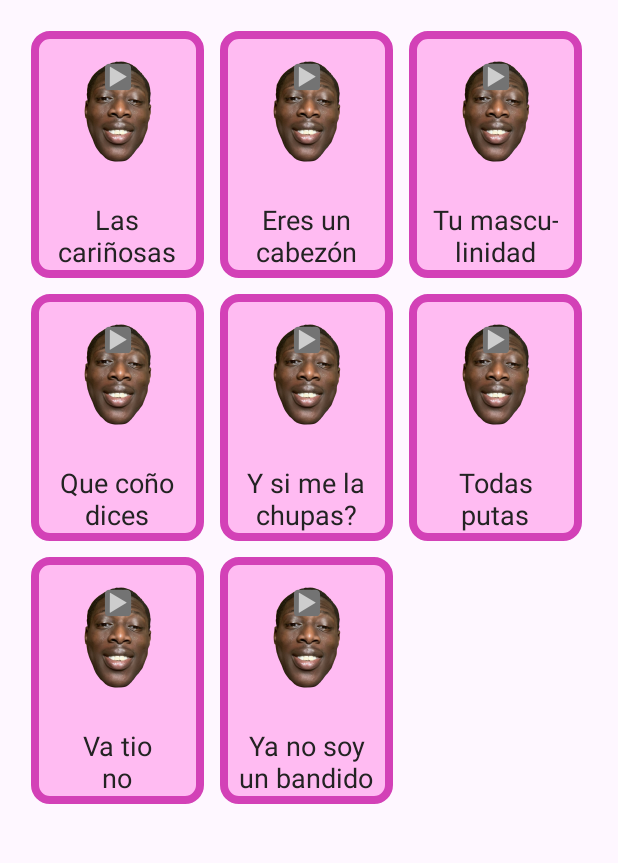
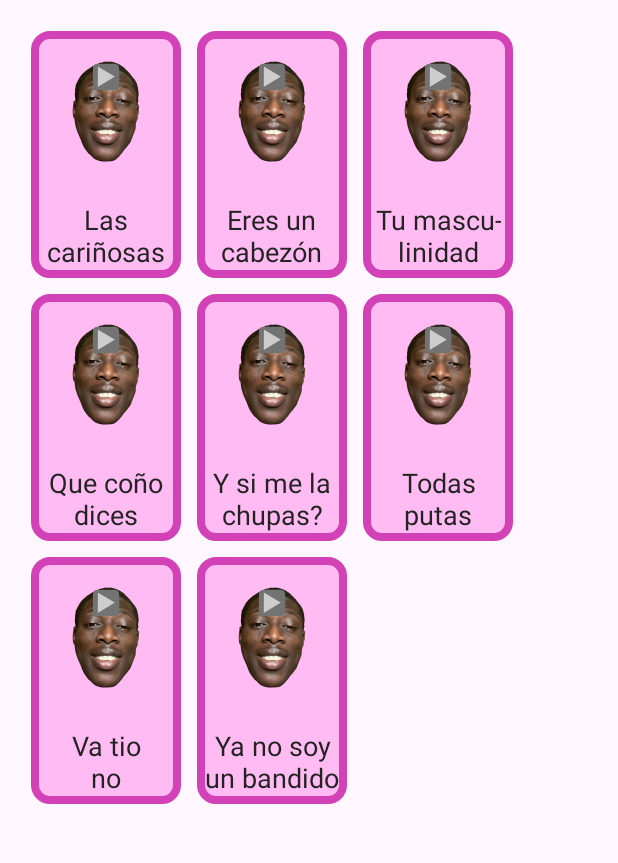
Before and after one commit to CharlyMech/MomentoIsaac, an Android app: the layout activity_menu.xml on its own in the app's theme, with its tools: preview values and no code run, on a phone screen of 412 x 824 dp, the part 113-976 px from its top. Run offline under Robolectric (Android 15) with nearby library versions, the light colour scheme and no system bars.

Commit message:
FIX menu layout solucionada para dispositivo de prueba
Solución temporal para que la aplicación se vea bien en el dispositivo de pruebas, un Huawei P10 Lite. Pendiente de ser completamente responsiva la app

```diff
--- a/app/src/main/res/layout/activity_menu.xml
+++ b/app/src/main/res/layout/activity_menu.xml
@@ -1,5 +1,6 @@
 <?xml version="1.0" encoding="utf-8"?>
 <LinearLayout xmlns:android="http://schemas.android.com/apk/res/android"
+    xmlns:tools="http://schemas.android.com/tools"
     android:layout_width="match_parent"
     android:layout_height="match_parent"
     android:orientation="vertical">
@@ -22,23 +23,26 @@
 
     <!-- Contenido principal -->
     <ScrollView
-        android:layout_width="match_parent"
-        android:layout_height="match_parent"
+        android:layout_width="fill_parent"
+        android:layout_height="wrap_content"
         android:gravity="center"
-        android:padding="15dp">
+        android:padding="15dp"
+        tools:ignore="SpeakableTextPresentCheck">
 
         <LinearLayout
             android:layout_width="fill_parent"
-            android:layout_height="fill_parent"
+            android:layout_height="wrap_content"
             android:orientation="vertical">
 
+
             <GridLayout
+                android:layout_height="wrap_content"
+                android:columnCount="3"
                 android:layout_width="match_parent"
-                android:layout_height="wrap_content"
-                android:columnCount="3">
+                android:ems="10">
 
                 <LinearLayout
-                    android:layout_width="115dp"
+                    android:layout_width="100dp"
                     android:orientation="vertical"
                     android:layout_margin="5dp"
                     android:background="@drawable/bg_sonidos">
@@ -64,7 +68,7 @@
                 </LinearLayout>
 
                 <LinearLayout
-                    android:layout_width="115dp"
+                    android:layout_width="100dp"
                     android:orientation="vertical"
                     android:layout_margin="5dp"
                     android:background="@drawable/bg_sonidos">
@@ -90,7 +94,7 @@
                 </LinearLayout>
 
                 <LinearLayout
-                    android:layout_width="115dp"
+                    android:layout_width="100dp"
                     android:orientation="vertical"
                     android:layout_margin="5dp"
                     android:background="@drawable/bg_sonidos">
@@ -116,7 +120,7 @@
                 </LinearLayout>
 
                 <LinearLayout
-                    android:layout_width="115dp"
+                    android:layout_width="100dp"
                     android:orientation="vertical"
                     android:layout_margin="5dp"
                     android:background="@drawable/bg_sonidos">
@@ -142,7 +146,7 @@
                 </LinearLayout>
 
                 <LinearLayout
-                    android:layout_width="115dp"
+                    android:layout_width="100dp"
                     android:orientation="vertical"
                     android:layout_margin="5dp"
                     android:background="@drawable/bg_sonidos">
@@ -168,7 +172,7 @@
                 </LinearLayout>
 
                 <LinearLayout
-                    android:layout_width="115dp"
+                    android:layout_width="100dp"
                     android:orientation="vertical"
                     android:layout_margin="5dp"
                     android:background="@drawable/bg_sonidos">
@@ -194,7 +198,7 @@
                 </LinearLayout>
 
                 <LinearLayout
-                    android:layout_width="115dp"
+                    android:layout_width="100dp"
                     android:orientation="vertical"
                     android:layout_margin="5dp"
                     android:background="@drawable/bg_sonidos">
@@ -220,7 +224,7 @@
                 </LinearLayout>
 
                 <LinearLayout
-                    android:layout_width="115dp"
+                    android:layout_width="100dp"
                     android:orientation="vertical"
                     android:layout_margin="5dp"
                     android:background="@drawable/bg_sonidos">
```
